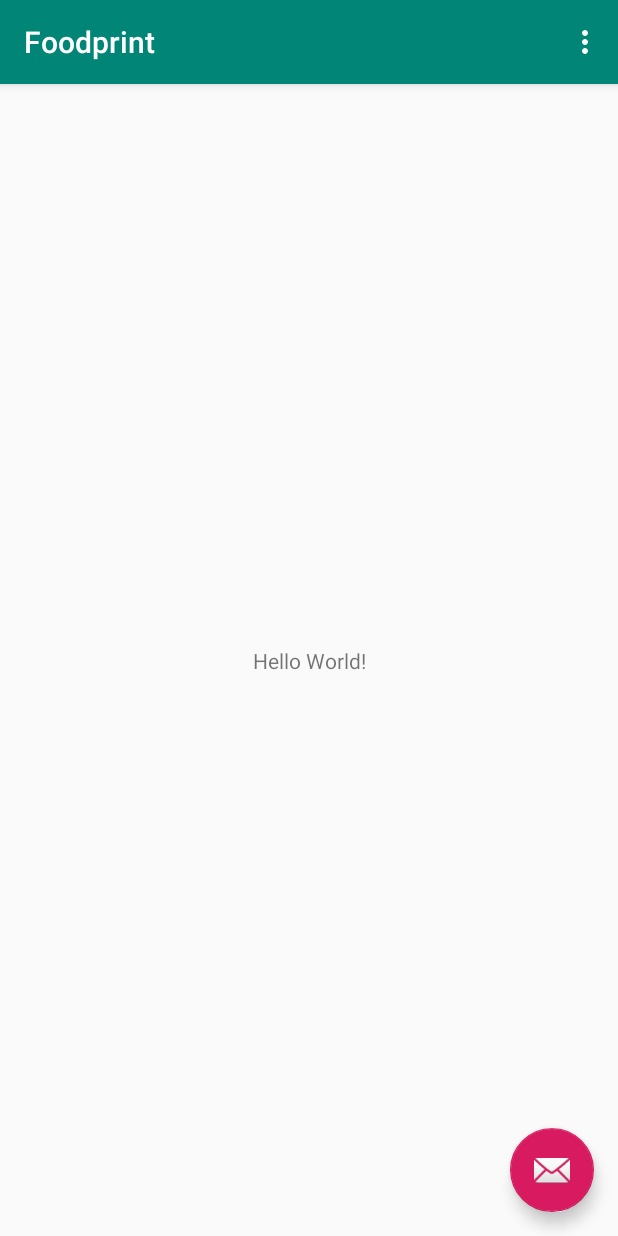
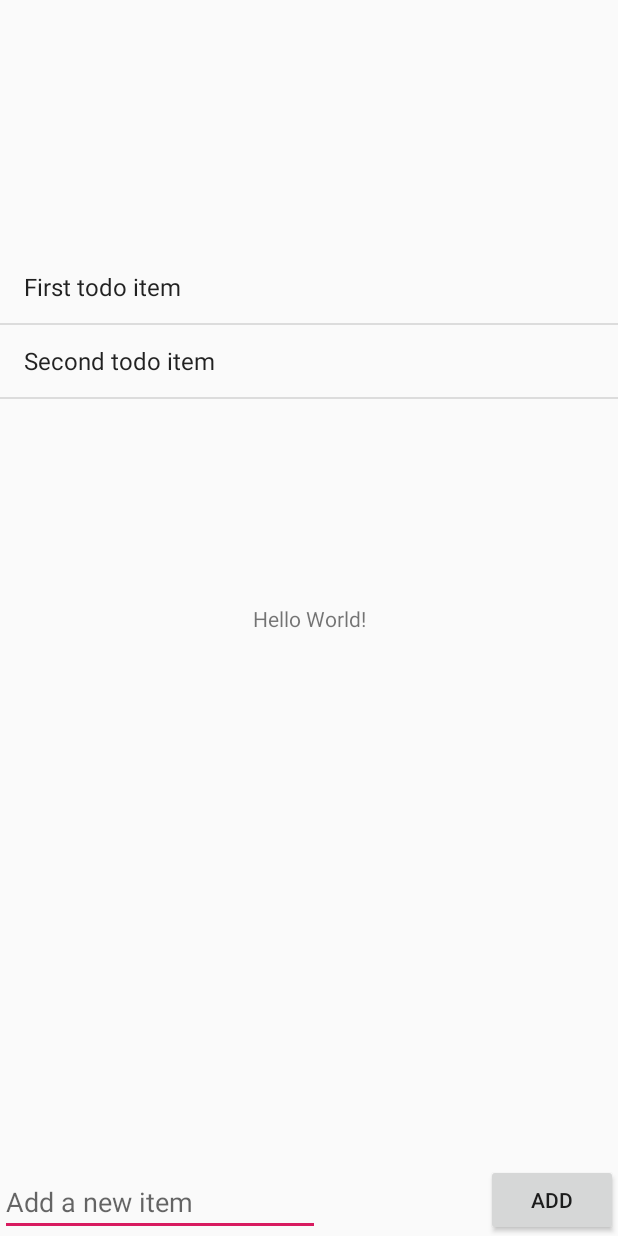
Before and after one commit to maxinepqk/Foodprint, an Android app: the screen it shows after launch (MainActivity), on a phone screen of 412 x 824 dp. Run offline under Robolectric (Android 15) with nearby library versions, the phone set to English and light mode, and no system bars.

Commit message:
Added basic to-do list with add and remove functions

```diff
--- a/app/src/main/AndroidManifest.xml
+++ b/app/src/main/AndroidManifest.xml
@@ -1,6 +1,6 @@
 <?xml version="1.0" encoding="utf-8"?>
 <manifest xmlns:android="http://schemas.android.com/apk/res/android"
-    package="com.example.foodprint" >
+    package="com.example.foodprint">
 
     <application
         android:allowBackup="true"
@@ -8,11 +8,11 @@
         android:label="@string/app_name"
         android:roundIcon="@mipmap/ic_launcher_round"
         android:supportsRtl="true"
-        android:theme="@style/AppTheme" >
+        android:theme="@style/AppTheme">
         <activity
             android:name=".MainActivity"
             android:label="@string/app_name"
-            android:theme="@style/AppTheme.NoActionBar" >
+            android:theme="@style/AppTheme.NoActionBar">
             <intent-filter>
                 <action android:name="android.intent.action.MAIN" />
 
--- a/app/src/main/java/com/example/foodprint/MainActivity.java
+++ b/app/src/main/java/com/example/foodprint/MainActivity.java
@@ -1,31 +1,74 @@
 package com.example.foodprint;
 
 import android.os.Bundle;
-import android.support.design.widget.FloatingActionButton;
-import android.support.design.widget.Snackbar;
 import android.support.v7.app.AppCompatActivity;
-import android.support.v7.widget.Toolbar;
-import android.view.View;
 import android.view.Menu;
 import android.view.MenuItem;
+import android.view.View;
+import android.widget.AdapterView;
+import android.widget.ArrayAdapter;
+import android.widget.EditText;
+import android.widget.ListView;
+import android.widget.Toast;
+
+import java.util.ArrayList;
 
 public class MainActivity extends AppCompatActivity {
+
+    // declaring stateful objects here; these will be null before onCreate is called
+    ArrayList<String> items;
+    ArrayAdapter<String> itemsAdapter;
+    ListView lvItems;
 
     @Override
     protected void onCreate(Bundle savedInstanceState) {
         super.onCreate(savedInstanceState);
         setContentView(R.layout.activity_main);
-        Toolbar toolbar = findViewById(R.id.toolbar);
-        setSupportActionBar(toolbar);
 
-       FloatingActionButton fab = findViewById(R.id.fab);
-        fab.setOnClickListener(new View.OnClickListener() {
+        // obtain a reference to the ListView created with the layout
+        lvItems = (ListView) findViewById(R.id.lvItems);
+        // initialize the items list
+        items = new ArrayList<>();
+        // initialize the adapter using the items list
+        itemsAdapter = new ArrayAdapter<>(this, android.R.layout.simple_list_item_1, items);
+        // wire the adapter to the view
+        lvItems.setAdapter(itemsAdapter);
+
+        // add some mock items to the list
+        items.add("First todo item");
+        items.add("Second todo item");
+
+        // setup the listener on creation
+        setupListViewListener();
+    }
+
+    private void setupListViewListener() {
+        // set the ListView's itemLongClickListener
+        lvItems.setOnItemLongClickListener(new AdapterView.OnItemLongClickListener() {
             @Override
-            public void onClick(View view) {
-                Snackbar.make(view, "Replace with your own action", Snackbar.LENGTH_LONG)
-                        .setAction("Action", null).show();
+            public boolean onItemLongClick(AdapterView<?> parent, View view, int position, long id) {
+                // remove the item in the list at the index given by position
+                items.remove(position);
+                // notify the adapter that the underlying dataset changed
+                itemsAdapter.notifyDataSetChanged();
+                // return true to tell the framework that the long click was consumed
+                return true;
             }
         });
+    }
+
+    public void onAddItem(View v) {
+        // obtain a reference to the EditText created with the layout
+        EditText etNewItem = (EditText) findViewById(R.id.etNewItem);
+        // grab the EditText's content as a String
+        String itemText = etNewItem.getText().toString();
+        // add the item to the list via the adapter
+        itemsAdapter.add(itemText);
+        // clear the EditText by setting it to an empty String
+        etNewItem.setText("");
+        // display a notification to the user
+        Toast.makeText(getApplicationContext(), "Item added to list", Toast.LENGTH_SHORT).show();
+
     }
 
     @Override
--- a/app/src/main/res/layout/activity_main.xml
+++ b/app/src/main/res/layout/activity_main.xml
@@ -1,6 +1,5 @@
 <?xml version="1.0" encoding="utf-8"?>
-<android.support.design.widget.CoordinatorLayout
-    xmlns:android="http://schemas.android.com/apk/res/android"
+<android.support.design.widget.CoordinatorLayout xmlns:android="http://schemas.android.com/apk/res/android"
     xmlns:app="http://schemas.android.com/apk/res-auto"
     xmlns:tools="http://schemas.android.com/tools"
     android:layout_width="match_parent"
@@ -8,27 +7,38 @@
     tools:context=".MainActivity">
 
     <android.support.design.widget.AppBarLayout
+        android:layout_width="match_parent"
         android:layout_height="wrap_content"
-        android:layout_width="match_parent"
-        android:theme="@style/AppTheme.AppBarOverlay">
+        android:theme="@style/AppTheme.AppBarOverlay"/>
 
-        <android.support.v7.widget.Toolbar
-            android:id="@+id/toolbar"
-            android:layout_width="match_parent"
-            android:layout_height="?attr/actionBarSize"
-            android:background="?attr/colorPrimary"
-            app:popupTheme="@style/AppTheme.PopupOverlay" />
+    <include
+        android:id="@+id/include"
+        layout="@layout/content_main" />
 
-    </android.support.design.widget.AppBarLayout>
-
-    <include layout="@layout/content_main"/>
-
-    <android.support.design.widget.FloatingActionButton
-        android:id="@+id/fab"
+    <Button
+        android:id="@+id/btnAddItem"
         android:layout_width="wrap_content"
         android:layout_height="wrap_content"
-        android:layout_gravity="bottom|end"
-        android:layout_margin="@dimen/fab_margin"
-        app:srcCompat="@android:drawable/ic_dialog_email" />
+        android:text="Add"
+        android:onClick="onAddItem"
+        app:layout_anchor="@+id/include"
+        app:layout_anchorGravity="right|bottom" />
+
+    <ListView
+        android:id="@+id/lvItems"
+        android:layout_width="match_parent"
+        android:layout_height="490dp"
+        app:layout_anchor="@+id/include"
+        app:layout_anchorGravity="left|center" />
+
+    <EditText
+        android:id="@+id/etNewItem"
+        android:layout_width="wrap_content"
+        android:layout_height="wrap_content"
+        android:ems="10"
+        android:hint="Add a new item"
+        android:inputType="textPersonName"
+        app:layout_anchor="@+id/include"
+        app:layout_anchorGravity="left|bottom" />
 
 </android.support.design.widget.CoordinatorLayout>
--- a/app/src/main/res/layout/content_main.xml
+++ b/app/src/main/res/layout/content_main.xml
@@ -1,13 +1,12 @@
 <?xml version="1.0" encoding="utf-8"?>
-<android.support.constraint.ConstraintLayout
-    xmlns:android="http://schemas.android.com/apk/res/android"
+<android.support.constraint.ConstraintLayout xmlns:android="http://schemas.android.com/apk/res/android"
+    xmlns:app="http://schemas.android.com/apk/res-auto"
     xmlns:tools="http://schemas.android.com/tools"
-    xmlns:app="http://schemas.android.com/apk/res-auto"
     android:layout_width="match_parent"
     android:layout_height="match_parent"
     app:layout_behavior="@string/appbar_scrolling_view_behavior"
-    tools:showIn="@layout/activity_main"
-    tools:context=".MainActivity">
+    tools:context=".MainActivity"
+    tools:showIn="@layout/activity_main">
 
     <TextView
         android:layout_width="wrap_content"
--- a/app/src/main/res/menu/menu_main.xml
+++ b/app/src/main/res/menu/menu_main.xml
@@ -1,9 +1,10 @@
 <menu xmlns:android="http://schemas.android.com/apk/res/android"
     xmlns:app="http://schemas.android.com/apk/res-auto"
     xmlns:tools="http://schemas.android.com/tools"
-    tools:context="com.example.foodprint.MainActivity" >
-    <item android:id="@+id/action_settings"
+    tools:context="com.example.foodprint.MainActivity">
+    <item
+        android:id="@+id/action_settings"
+        android:orderInCategory="100"
         android:title="@string/action_settings"
-        android:orderInCategory="100"
         app:showAsAction="never" />
 </menu>
--- a/app/src/main/res/mipmap-anydpi-v26/ic_launcher.xml
+++ b/app/src/main/res/mipmap-anydpi-v26/ic_launcher.xml
@@ -1,5 +1,5 @@
 <?xml version="1.0" encoding="utf-8"?>
 <adaptive-icon xmlns:android="http://schemas.android.com/apk/res/android">
-    <background android:drawable="@drawable/ic_launcher_background"/>
-    <foreground android:drawable="@drawable/ic_launcher_foreground"/>
+    <background android:drawable="@drawable/ic_launcher_background" />
+    <foreground android:drawable="@drawable/ic_launcher_foreground" />
 </adaptive-icon>
--- a/app/src/main/res/mipmap-anydpi-v26/ic_launcher_round.xml
+++ b/app/src/main/res/mipmap-anydpi-v26/ic_launcher_round.xml
@@ -1,5 +1,5 @@
 <?xml version="1.0" encoding="utf-8"?>
 <adaptive-icon xmlns:android="http://schemas.android.com/apk/res/android">
-    <background android:drawable="@drawable/ic_launcher_background"/>
-    <foreground android:drawable="@drawable/ic_launcher_foreground"/>
+    <background android:drawable="@drawable/ic_launcher_background" />
+    <foreground android:drawable="@drawable/ic_launcher_foreground" />
 </adaptive-icon>
--- a/app/src/main/res/values/styles.xml
+++ b/app/src/main/res/values/styles.xml
@@ -7,11 +7,14 @@
         <item name="colorPrimaryDark">@color/colorPrimaryDark</item>
         <item name="colorAccent">@color/colorAccent</item>
     </style>
+
     <style name="AppTheme.NoActionBar">
         <item name="windowActionBar">false</item>
         <item name="windowNoTitle">true</item>
     </style>
+
     <style name="AppTheme.AppBarOverlay" parent="ThemeOverlay.AppCompat.Dark.ActionBar" />
+
     <style name="AppTheme.PopupOverlay" parent="ThemeOverlay.AppCompat.Light" />
 
 </resources>
--- a/gradle.properties
+++ b/gradle.properties
@@ -1,16 +1,12 @@
 # Project-wide Gradle settings.
-
 # IDE (e.g. Android Studio) users:
 # Gradle settings configured through the IDE *will override*
 # any settings specified in this file.
-
 # For more details on how to configure your build environment visit
 # http://www.gradle.org/docs/current/userguide/build_environment.html
-
 # Specifies the JVM arguments used for the daemon process.
 # The setting is particularly useful for tweaking memory settings.
 org.gradle.jvmargs=-Xmx1536m
-
 # When configured, Gradle will run in incubating parallel mode.
 # This option should only be used with decoupled projects. More details, visit
 # http://www.gradle.org/docs/current/userguide/multi_project_builds.html#sec:decoupled_projects
```
Also changed, not shown: app/src/main/res/drawable-v24/ic_launcher_foreground.xml (+6 -6 lines), app/src/main/res/drawable/ic_launcher_background.xml (+166 -70 lines).
